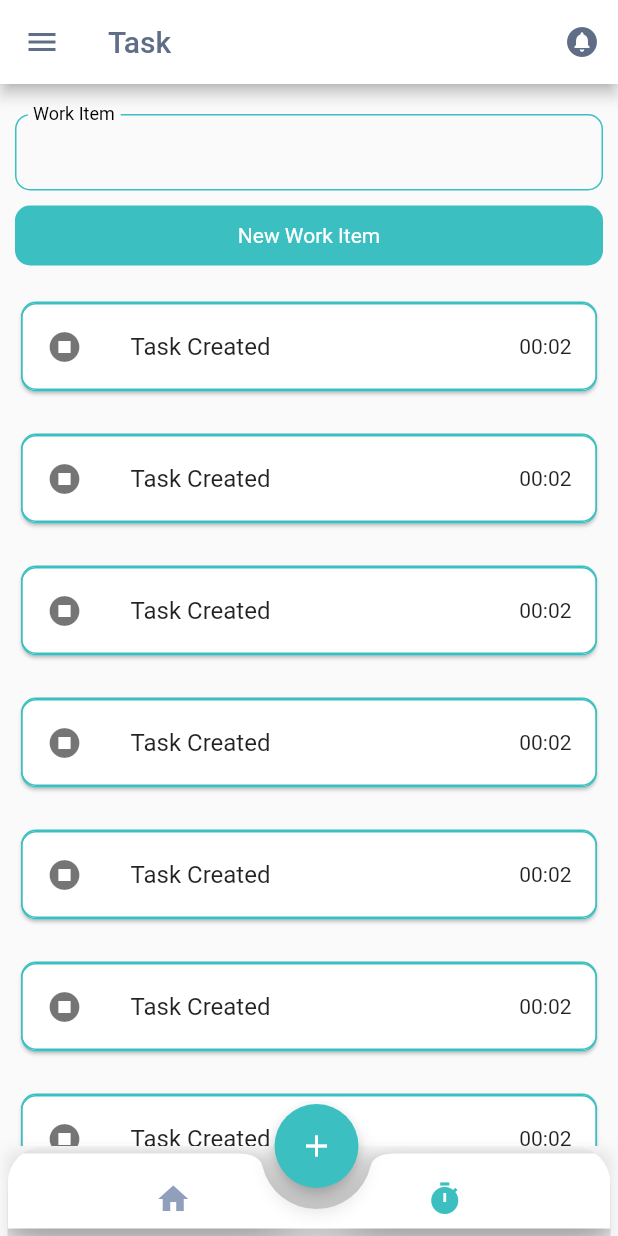
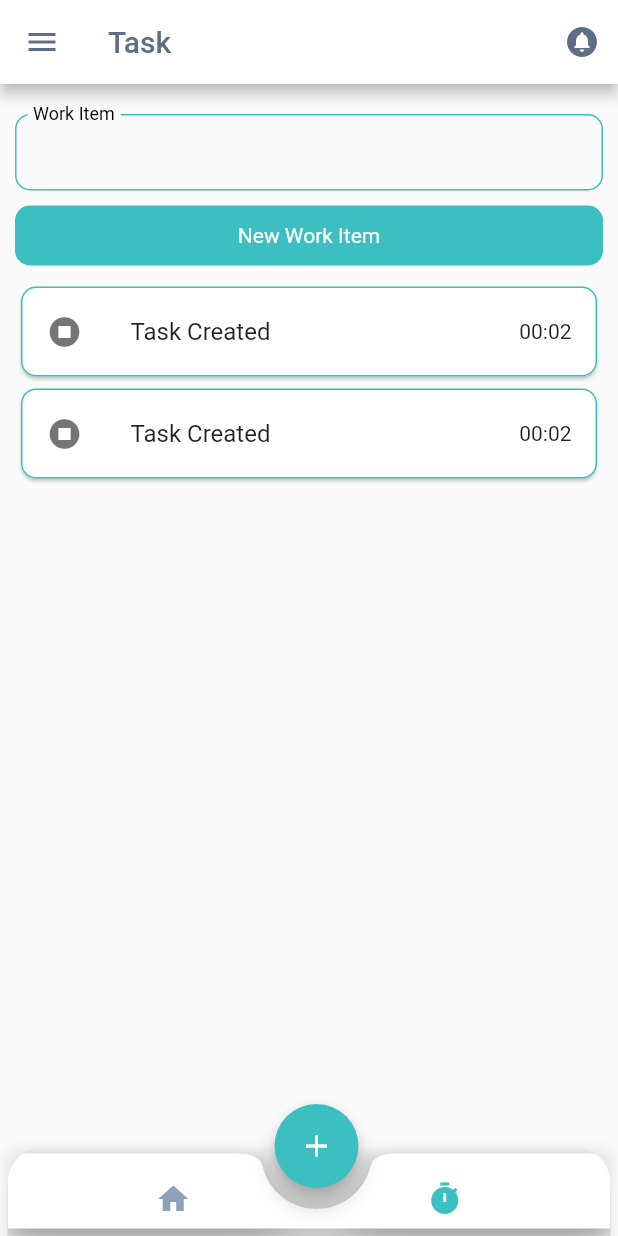
Before and after one commit to Nizam310/ess, a Flutter app: the DashBoard screen opened by its route, after a tap on "Pending Tasks", after a tap on the "play circle" icon, after a tap on "Show More", on a phone screen of 412 x 824 dp. Run offline on Flutter 3.47's test engine with Material 2 defaults, Android fonts, the light colour scheme and no system bars; our stand-ins replace file_picker, fl_chart, nb_utils.

Commit message:
task card customisation

```diff
--- a/lib/design/tasks/work_items/actitvity_screen.dart
+++ b/lib/design/tasks/work_items/actitvity_screen.dart
@@ -1,6 +1,5 @@
 import 'package:employee_self_service_flutter/design/tasks/work_items/widget/task_card.dart';
 import 'package:flutter/material.dart';
-import 'package:nb_utils/nb_utils.dart';
 import 'package:provider/provider.dart';
 
 import '../task_provider.dart';
@@ -14,9 +13,9 @@ class ActivityScreen extends StatelessWidget {
     return Consumer<TaskVm>(
       builder: (context,data,_) {
         return ListView.builder(
-          itemCount: 10,
+          itemCount: 2,
           itemBuilder: (context, index) =>
-              const TaskCard().paddingSymmetric(vertical: 10),
+              const TaskCard(),
         );
       }
     );
--- a/lib/design/tasks/work_items/widget/task_card.dart
+++ b/lib/design/tasks/work_items/widget/task_card.dart
@@ -16,10 +16,13 @@ class TaskCard extends StatelessWidget {
               color: Color(0xFF3BBFC0),
             ),
             borderRadius: BorderRadius.circular(10)),
+        child: ListTileTheme(
+          shape: RoundedRectangleBorder(
+              side: const BorderSide(
+                color: Color(0xFFFFFFFF),
+              ),
+              borderRadius: BorderRadius.circular(10)),
           child: ExpansionTile(
-          shape: const RoundedRectangleBorder(
-            side: BorderSide(color: Colors.transparent, width: 0.0),
-          ),
             leading: Icon(data.type == ActivityType.RecentlyCreated
                 ? Icons.stop_circle
                 : data.type == ActivityType.RecentlyUpdated
@@ -51,6 +54,7 @@ class TaskCard extends StatelessWidget {
               ).paddingSymmetric(horizontal: 10, vertical: 10),
             ],
           ),
+        ),
       );
     });
   }
```
Lines whose indentation alone changed are shown as unchanged.
